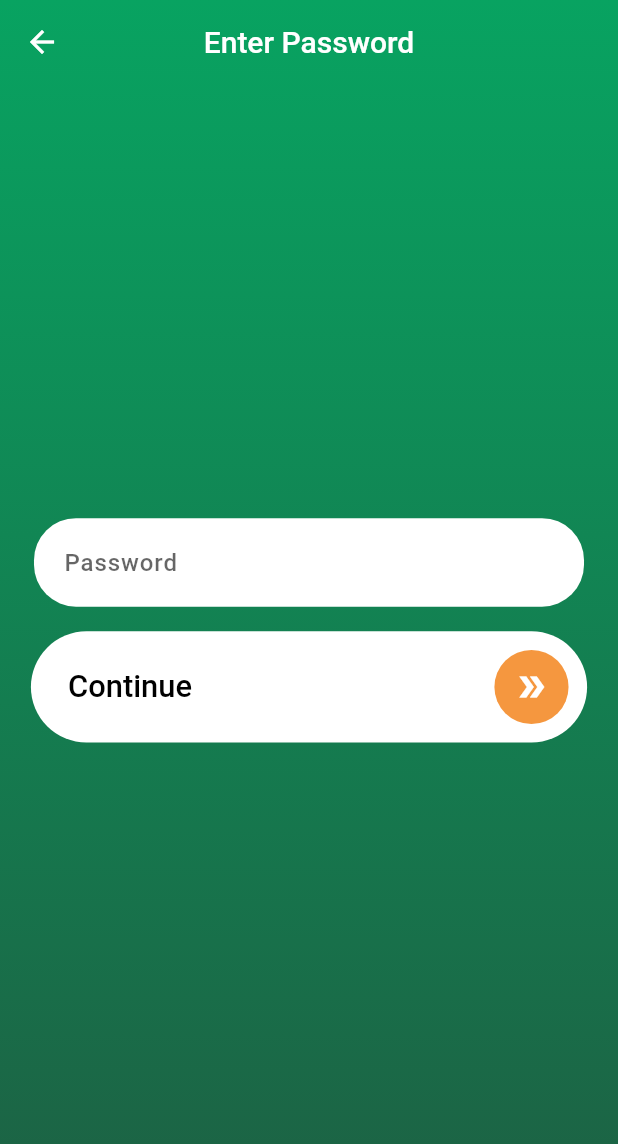
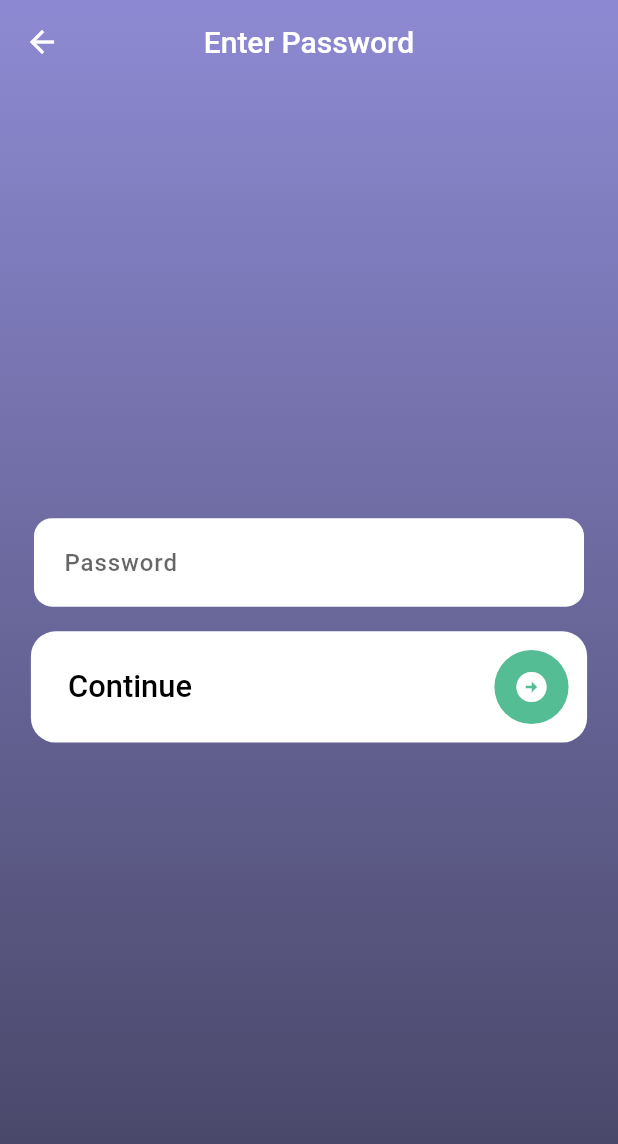
Before and after one commit to AslamThachapalli/face-authentication-app, a Flutter app: the screen it shows after launch, after a tap on "Register User", on a phone screen of 412 x 824 dp. Shown: the top 1144 px of the screen. Run offline on Flutter 3.47's test engine with Material 2 defaults, Android fonts, the phone set to English and light mode, and no system bars; our stand-ins replace audioplayers, cloud_firestore, firebase_core, image_picker; missing offline and left inert: flutter_face_api, google_mlkit_face_detection; accounts and stored records are empty.

Commit message:
ui updated.

```diff
--- a/lib/authenticate_face/authenticate_face_view.dart
+++ b/lib/authenticate_face/authenticate_face_view.dart
@@ -136,7 +136,6 @@ class _AuthenticateFaceViewState extends State<AuthenticateFaceView> {
                           if (_canAuthenticate)
                             CustomButton(
                               text: "Authenticate",
-                              arrowColor: primaryBlack,
                               onTap: () {
                                 setState(() => isMatching = true);
                                 _playScanningAudio;
--- a/lib/authenticate_face/scanning_animation/animated_circle.dart
+++ b/lib/authenticate_face/scanning_animation/animated_circle.dart
@@ -29,7 +29,7 @@ class AnimatedCircle extends CustomPainter {
     var radius = min(centerX, centerY);
 
     var fillBrush = Paint();
-    fillBrush.color = Colors.lightGreen.withOpacity(opacity);
+    fillBrush.color = const Color(0xff55bd94).withOpacity(opacity);
 
     var largeCircle = Paint();
     largeCircle.style = PaintingStyle.stroke;
--- a/lib/common/views/custom_button.dart
+++ b/lib/common/views/custom_button.dart
@@ -5,13 +5,11 @@ import 'package:flutter/material.dart';
 class CustomButton extends StatelessWidget {
   final String text;
   final VoidCallback onTap;
-  final Color? arrowColor;
 
   const CustomButton({
     Key? key,
     required this.text,
     required this.onTap,
-    this.arrowColor = buttonColor,
   }) : super(key: key);
 
   @override
@@ -22,7 +20,7 @@ class CustomButton extends StatelessWidget {
         margin: EdgeInsets.symmetric(horizontal: 0.05.sw),
         decoration: BoxDecoration(
           color: buttonColor,
-          borderRadius: BorderRadius.circular(0.046.sh),
+          borderRadius: BorderRadius.circular(0.02.sh),
         ),
         child: Padding(
           padding: EdgeInsets.all(0.03.sw),
@@ -43,9 +41,9 @@ class CustomButton extends StatelessWidget {
               CircleAvatar(
                 radius: 0.03.sh,
                 backgroundColor: accentColor,
-                child: Icon(
-                  Icons.double_arrow_sharp,
-                  color: arrowColor,
+                child: const Icon(
+                  Icons.arrow_circle_right,
+                  color: buttonColor,
                 ),
               )
             ],
--- a/lib/constants/theme.dart
+++ b/lib/constants/theme.dart
@@ -1,10 +1,10 @@
 import 'package:flutter/material.dart';
 
 const Color buttonColor = Color(0xffFFFFFF);
-const Color scaffoldTopGradientClr = Color(0xff08A361);
-const Color scaffoldBottomGradientClr = Color(0xff1D6043);
+const Color scaffoldTopGradientClr = Color(0xff8D8AD3);
+const Color scaffoldBottomGradientClr = Color(0xff454362);
 const Color appBarColor = Colors.transparent;
-const Color accentColor = Color(0xffF5973F);
+const Color accentColor = Color(0xff55BD94);
 const Color primaryBlack = Color(0xff000000);
 const Color textColor = Color(0xffFFFFFF);
 const Color primaryWhite = Color(0xffFFFFFF);
--- a/lib/main.dart
+++ b/lib/main.dart
@@ -40,7 +40,7 @@ class MyApp extends StatelessWidget {
           ),
           border: OutlineInputBorder(
             borderSide: BorderSide.none,
-            borderRadius: BorderRadius.circular(28),
+            borderRadius: BorderRadius.circular(12),
           ),
         ),
       ),
```
